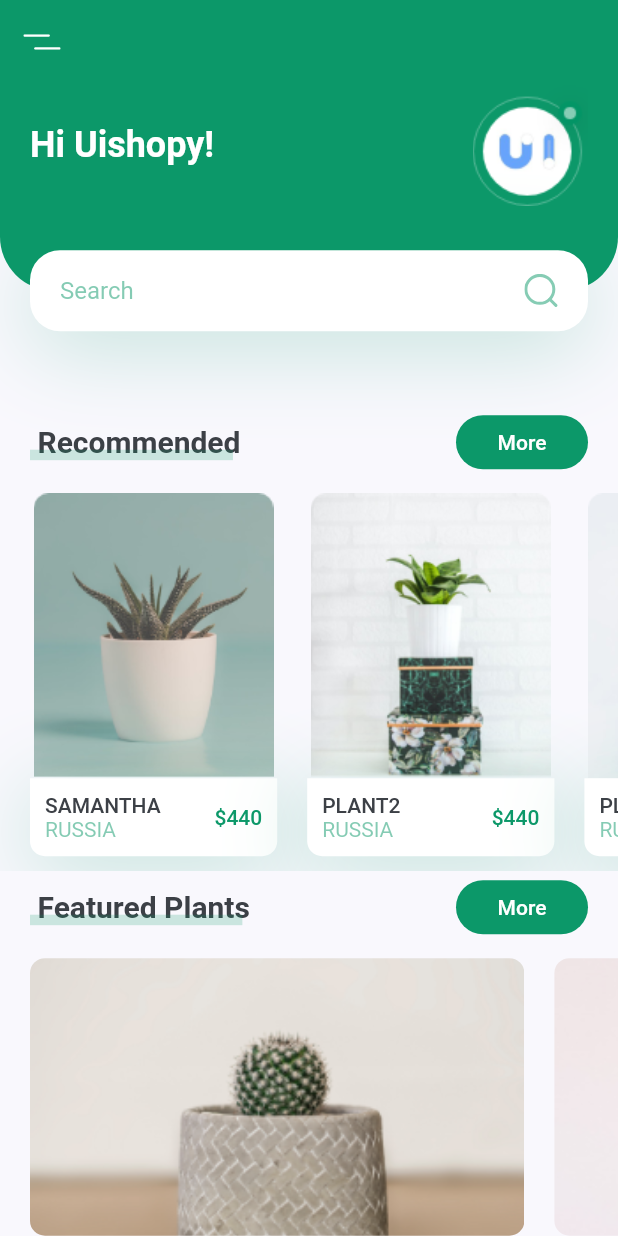
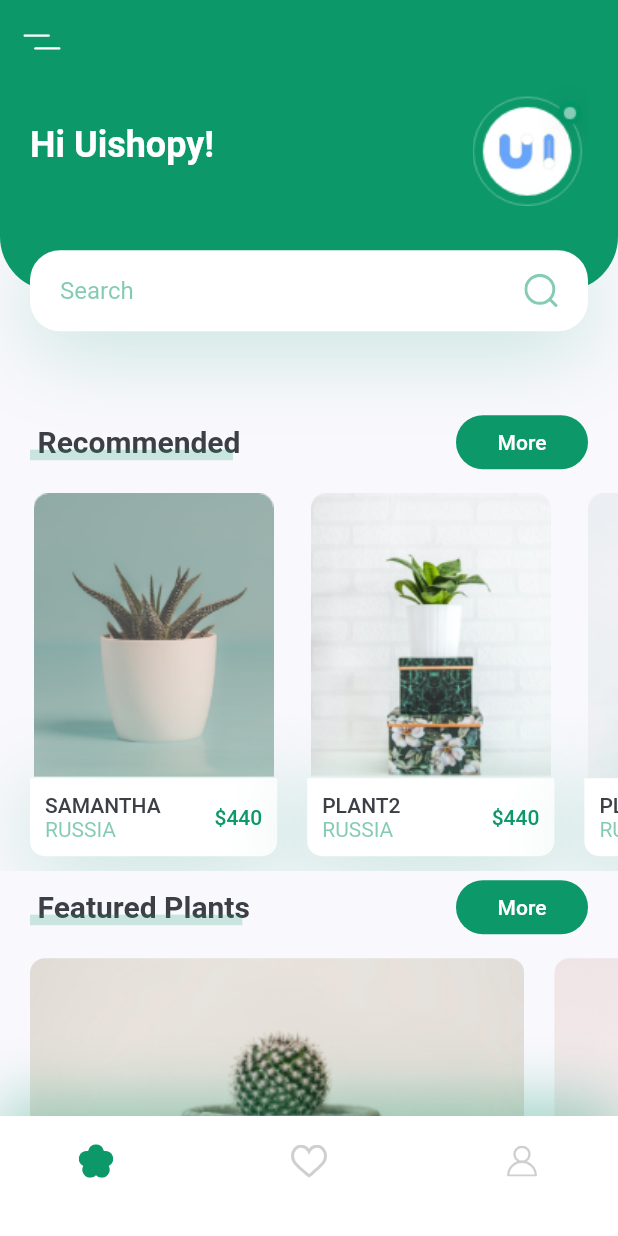
Before and after one commit to nargok/plant_app_ui_template, a Flutter app: the screen it shows after launch, on a phone screen of 412 x 824 dp. Run offline on Flutter 3.47's test engine with Material 2 defaults, Android fonts, the phone set to English and light mode, and no system bars; our stand-ins replace flutter_svg.

```diff
--- /dev/null
+++ b/lib/components/my_buttom_nav_bar.dart
@@ -0,0 +1,44 @@
+import 'package:flutter/material.dart';
+import 'package:flutter_svg/flutter_svg.dart';
+import 'package:plant_ui_template/constants.dart';
+
+class MyBottomNavBar extends StatelessWidget {
+  const MyBottomNavBar({
+    Key key,
+  }) : super(key: key);
+
+  @override
+  Widget build(BuildContext context) {
+    return Container(
+      padding: EdgeInsets.only(
+        left: kDefaultPadding * 2,
+        right: kDefaultPadding * 2,
+        bottom: kDefaultPadding,
+      ),
+      height: 80,
+      decoration: BoxDecoration(color: Colors.white, boxShadow: [
+        BoxShadow(
+            offset: Offset(0, -10),
+            blurRadius: 35,
+            color: kPrimaryColor.withOpacity(0.38))
+      ]),
+      child: Row(
+        mainAxisAlignment: MainAxisAlignment.spaceBetween,
+        children: [
+          IconButton(
+            icon: SvgPicture.asset('assets/icons/flower.svg'),
+            onPressed: () {},
+          ),
+          IconButton(
+            icon: SvgPicture.asset('assets/icons/heart-icon.svg'),
+            onPressed: () {},
+          ),
+          IconButton(
+            icon: SvgPicture.asset('assets/icons/user-icon.svg'),
+            onPressed: () {},
+          ),
+        ],
+      ),
+    );
+  }
+}
--- a/lib/screens/home/home_screen.dart
+++ b/lib/screens/home/home_screen.dart
@@ -1,5 +1,6 @@
 import 'package:flutter/material.dart';
 import 'package:flutter_svg/flutter_svg.dart';
+import 'package:plant_ui_template/components/my_buttom_nav_bar.dart';
 import 'package:plant_ui_template/screens/home/components/body.dart';
 
 class HomeScreen extends StatelessWidget {
@@ -8,6 +9,7 @@ class HomeScreen extends StatelessWidget {
     return Scaffold(
       appBar: buildAppBar(),
       body: Body(),
+      bottomNavigationBar: MyBottomNavBar(),
     );
   }
 
```
